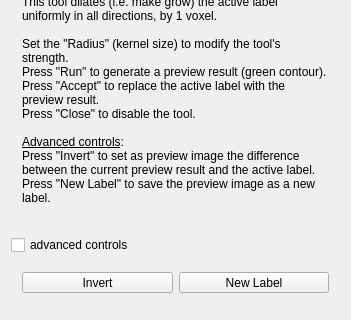
Old version of the form Modules/SegmentationUI/Qmitk/QmitkDilateTool3DGUIControls.ui in the repository MITK/MITK; both pictures show x 0 to 351 and y 174 to 494 of the 351 by 494 pixel window.
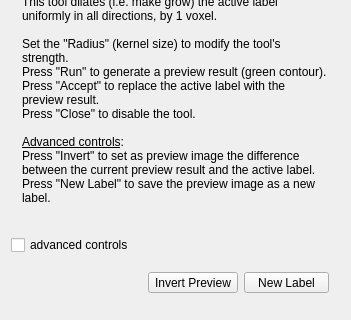
New version of the form. Icons and pictures are not drawn.

Patch:
```diff
--- a/Modules/SegmentationUI/Qmitk/QmitkDilateTool3DGUIControls.ui
+++ b/Modules/SegmentationUI/Qmitk/QmitkDilateTool3DGUIControls.ui
@@ -303,7 +303,20 @@
       <item>
        <layout class="QHBoxLayout" name="horizontalLayout_2">
         <item>
-         <widget class="QToolButton" name="m_pbDifference">
+         <spacer name="horizontalSpacer">
+          <property name="orientation">
+           <enum>Qt::Horizontal</enum>
+          </property>
+          <property name="sizeHint" stdset="0">
+           <size>
+            <width>40</width>
+            <height>20</height>
+           </size>
+          </property>
+         </spacer>
+        </item>
+        <item>
+         <widget class="QToolButton" name="m_pbInvertPreview">
           <property name="enabled">
            <bool>true</bool>
           </property>
@@ -313,11 +326,17 @@
             <verstretch>0</verstretch>
            </sizepolicy>
           </property>
+          <property name="minimumSize">
+           <size>
+            <width>85</width>
+            <height>0</height>
+           </size>
+          </property>
           <property name="toolTip">
            <string>Calculate the difference between the active label and the current preview result</string>
           </property>
           <property name="text">
-           <string>Invert</string>
+           <string>Invert Preview</string>
           </property>
           <property name="icon">
            <iconset resource="../resources/SegmentationUI.qrc">
@@ -354,6 +373,12 @@
             <verstretch>0</verstretch>
            </sizepolicy>
           </property>
+          <property name="minimumSize">
+           <size>
+            <width>85</width>
+            <height>0</height>
+           </size>
+          </property>
           <property name="toolTip">
            <string>Create a new label out of the current preview image</string>
           </property>
```
